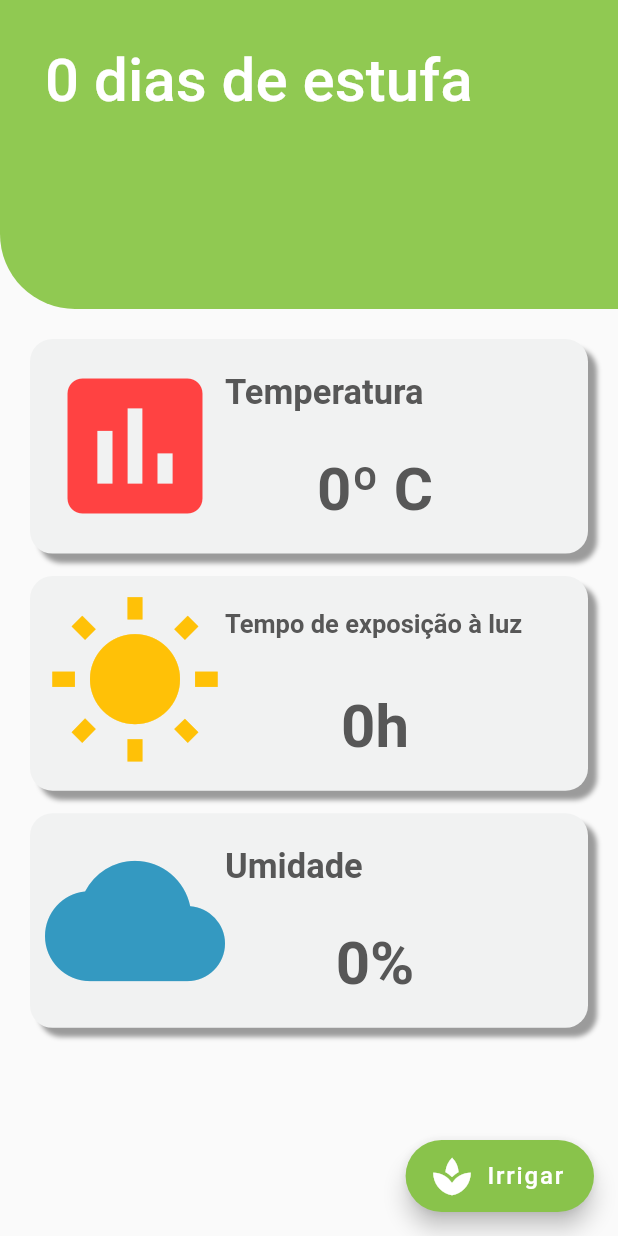
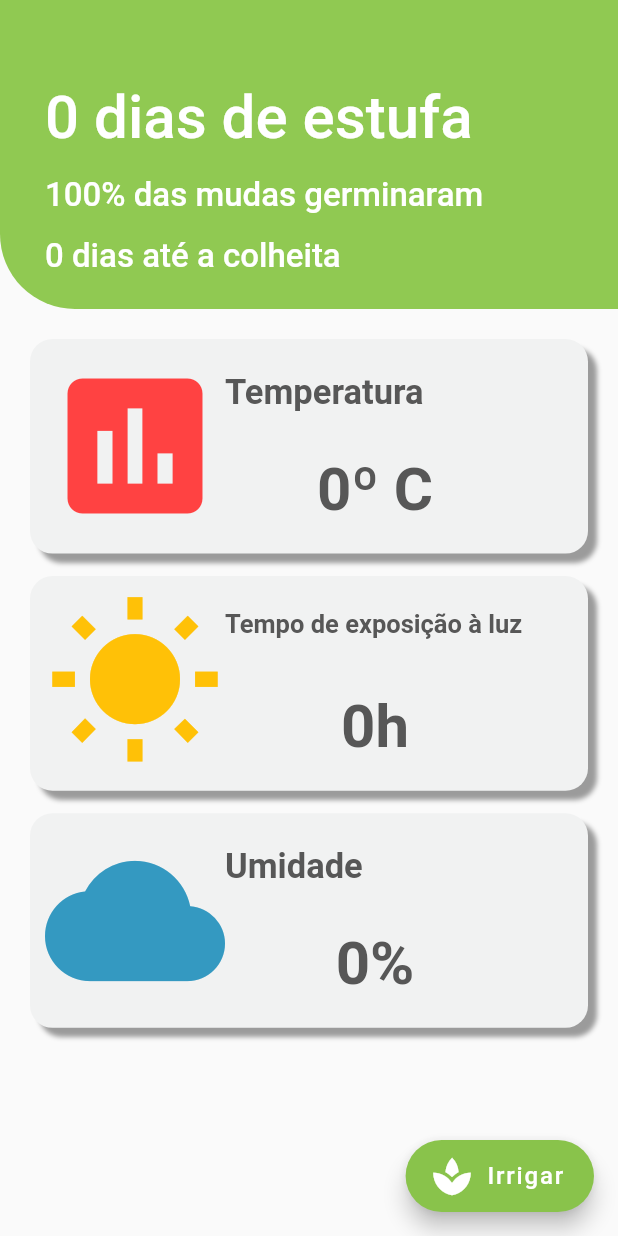
Before and after one commit to PI2-Smart-Vegetable-Germinator/svg-app, a Flutter app: the HomeScreen screen opened directly, on a phone screen of 412 x 824 dp. Run offline on Flutter 3.47's test engine with Material 2 defaults, Android fonts, the phone set to English and light mode, and no system bars; our stand-ins replace shared_preferences; accounts and stored records are empty; network calls fail.

Commit message:
Add cycle remaining days to home screen

```diff
--- a/lib/screens/home.dart
+++ b/lib/screens/home.dart
@@ -10,6 +10,7 @@ class HomeScreen extends StatefulWidget {
 class _HomeScreenState extends State<HomeScreen> {
   String _plantingName = '';
   int _plantingTime = 0;
+  int _remainingDays = 0;
   int _currentHumidity = 0;
   int _currentTemperature = 0;
   int _hoursBacklit = 0;
@@ -17,12 +18,13 @@ class _HomeScreenState extends State<HomeScreen> {
   Future<void> _getCurrentInfo() async {
     try {
       Response response =
-          await get('http://192.168.0.108:5002/api/current-info');
+          await get('http://192.168.0.108:5002/api/current-info/');
       final data = json.decode(response.body);
 
       setState(() {
         _currentHumidity = data['data']['current_humidity'];
         _currentTemperature = data['data']['current_temperature'];
+        _remainingDays = data['data']['cycle_remaining_days'];
         _hoursBacklit = data['data']['hours_backlit'];
         _plantingName = data['data']['planting_name'];
         _plantingTime = data['data']['planting_time'];
@@ -62,8 +64,12 @@ class _HomeScreenState extends State<HomeScreen> {
                 height: MediaQuery.of(context).size.height / 4,
                 margin: EdgeInsets.all(0),
                 color: Color.fromRGBO(144, 201, 82, 1),
-                child: Container(
-                  margin: EdgeInsets.all(30),
+                child: Column(
+                  children: <Widget>[
+                    Container(
+                      width: double.infinity,
+                      margin: const EdgeInsets.only(
+                          left: 30, right: 30.0, top: 55.0, bottom: 5),
                       child: Text(
                         _plantingTime.toString() + " dias de estufa",
                         style: TextStyle(
@@ -72,6 +78,34 @@ class _HomeScreenState extends State<HomeScreen> {
                             fontWeight: FontWeight.w500),
                         textAlign: TextAlign.left,
                       ),
+                    ),
+                    Container(
+                      width: double.infinity,
+                      margin: const EdgeInsets.only(
+                          left: 30, right: 30.0, top: 10.0, bottom: 5),
+                      child: Text(
+                        "100% das mudas germinaram",
+                        style: TextStyle(
+                            fontSize: 22,
+                            color: Colors.white,
+                            fontWeight: FontWeight.w500),
+                        textAlign: TextAlign.left,
+                      ),
+                    ),
+                    Container(
+                      width: double.infinity,
+                      margin: const EdgeInsets.only(
+                          left: 30, right: 30.0, top: 10.0, bottom: 1),
+                      child: Text(
+                        _remainingDays.toString() + " dias até a colheita",
+                        style: TextStyle(
+                            fontSize: 22,
+                            color: Colors.white,
+                            fontWeight: FontWeight.w500),
+                        textAlign: TextAlign.left,
+                      ),
+                    ),
+                  ],
                 ),
               ),
             ),
```
Lines whose indentation alone changed are shown as unchanged.
